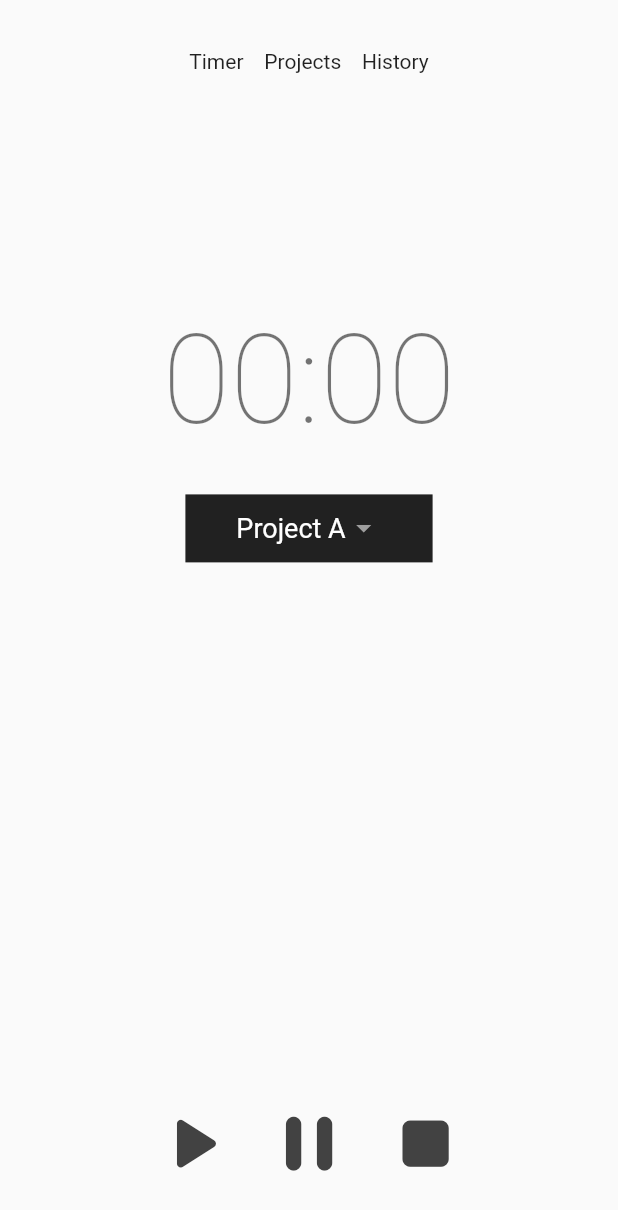
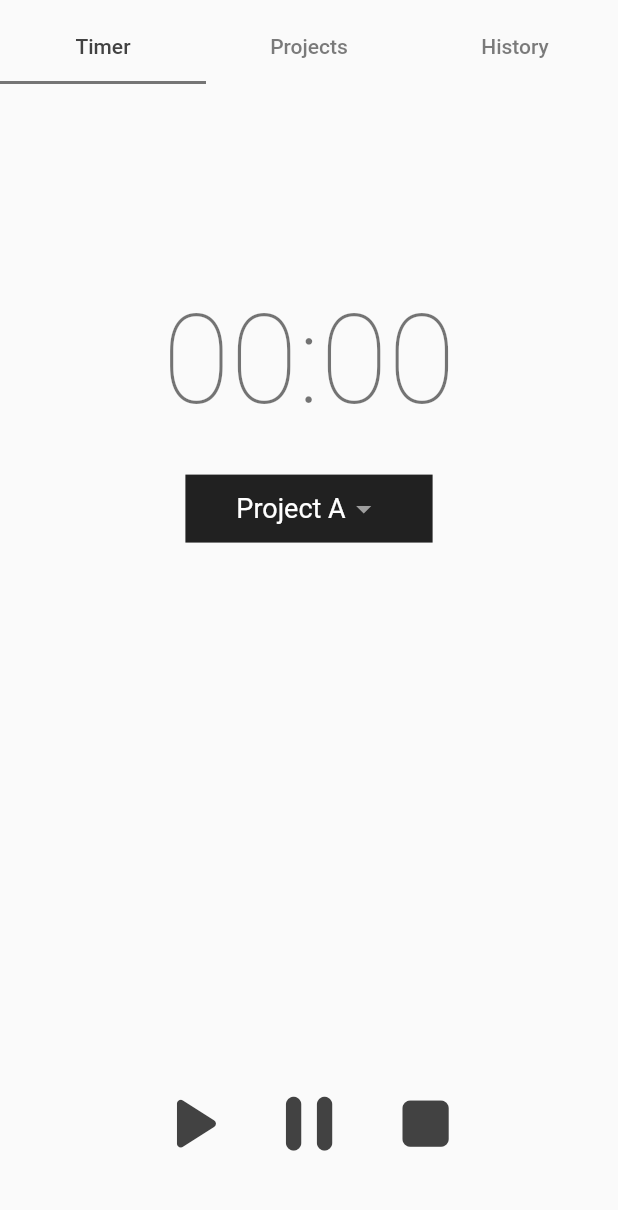
Before and after one commit to pp7rd/worktimer, a Flutter app: the screen it shows after launch, on a phone screen of 412 x 824 dp. Shown: the top 1210 px of the screen. Run offline on Flutter 3.47's test engine with Material 2 defaults, Android fonts, the phone set to English and light mode, and no system bars; our stand-ins replace google_fonts; missing offline and left inert: dart:ffi; Roboto replaces fonts that are missing (Georgia, TextStyle).

Commit message:
Change to tabbed app

```diff
--- a/lib/main.dart
+++ b/lib/main.dart
@@ -4,18 +4,10 @@ import 'package:google_fonts/google_fonts.dart';
 
 // This project
 import 'package:worktimer/styles/sizes.dart';
+import './pages/timer/timer.dart';
 
 void main() {
   runApp(MyApp());
-}
-
-String formatTime(int milliseconds) {
-  var secs = milliseconds ~/ 1000;
-  var hours = (secs ~/ 3600).toString().padLeft(2, '0');
-  var minutes = ((secs % 3600) ~/ 60).toString().padLeft(2, '0');
-  //var seconds = (secs % 60).toString().padLeft(2, '0');
-
-  return "$hours:$minutes";
 }
 
 class MyApp extends StatelessWidget {
@@ -60,177 +52,39 @@ class MyHomePage extends StatefulWidget {
 }
 
 class _MyHomePageState extends State<MyHomePage> {
-  Stopwatch _stopwatch;
-  Timer _timer;
-
-  @override
-  void initState() {
-    super.initState();
-    _stopwatch = Stopwatch();
-    _timer = new Timer.periodic(new Duration(milliseconds: 30), (timer) {
-      setState(() {});
-    });
-  }
-
-  @override
-  void dispose() {
-    _timer.cancel();
-    super.dispose();
-  }
-
-  _startStopwatch() {
-    _stopwatch.start();
-  }
-
-  _pauseStopwatch() {
-    if (_stopwatch.isRunning) {
-      _stopwatch.stop();
-    }
-  }
-
-  _stopStopwatch() {
-    if (_stopwatch.isRunning) {
-      _stopwatch.stop();
-    }
-
-    _stopwatch.reset();
-  }
-
-  // Play icon
-  Widget playButton(BuildContext context) => IconButton(
-        icon: Icon(Icons.play_arrow_rounded),
-        color: Colors.grey.shade800,
-        onPressed: _startStopwatch,
-        iconSize: 0.075 * height(context),
-      );
-
-  // Pause icon
-  Widget pauseButton(BuildContext context) => IconButton(
-        icon: Icon(Icons.pause_rounded),
-        color: Colors.grey.shade800,
-        onPressed: _pauseStopwatch,
-        iconSize: 0.075 * height(context),
-      );
-
-  // Stop icon
-  Widget stopButton(BuildContext context) => IconButton(
-        icon: Icon(Icons.stop_rounded),
-        color: Colors.grey.shade800,
-        onPressed: _stopStopwatch,
-        iconSize: 0.075 * height(context),
-      );
-
-  // Tabs
-  Widget _nav(BuildContext context) => Container(
-        height: 0.1 * height(context),
-        //decoration: new BoxDecoration(
-        //  color: Colors.grey.shade200,
-        //),
-        child: Row(
-          mainAxisAlignment: MainAxisAlignment.center,
-          children: <Widget>[
-            Text("Timer    "),
-            Text("Projects    "),
-            Text("History")
-          ],
-        ),
-      );
-
-  // Time
-  Widget _time(BuildContext context) => Container(
-        height: 0.3 * height(context),
-        //decoration: new BoxDecoration(
-        //  color: Colors.grey.shade100,
-        //),
-        child: Row(
-          mainAxisAlignment: MainAxisAlignment.center,
-          children: <Widget>[
-            Column(
+  Widget _tabController(BuildContext context) => DefaultTabController(
+        length: 3,
+        child: Scaffold(
+          appBar: AppBar(
+            backgroundColor: Colors.grey.shade50,
+            elevation: 0,
+            flexibleSpace: new Column(
+              mainAxisAlignment: MainAxisAlignment.end,
               children: [
-                SizedBox(height: 0.15 * height(context), width: width(context)),
-                Text(
-                  formatTime(_stopwatch.elapsedMilliseconds),
-                  style: Theme.of(context).textTheme.headline1.merge(TextStyle(
-                        letterSpacing: 0.1,
-                        fontSize: 0.1 * height(context),
-                      )),
+                new TabBar(
+                  indicatorColor: Colors.grey.shade600,
+                  labelColor: Colors.grey.shade800,
+                  tabs: [
+                    new Tab(text: 'Timer'),
+                    new Tab(text: 'Projects'),
+                    new Tab(text: 'History'),
+                  ],
                 ),
               ],
             ),
-          ],
-        ),
-      );
-
-  String dropdownValue = 'Project A';
-
-  // Projects
-  Widget _projects(BuildContext context) => Container(
-      height: 0.45 * height(context),
-      //decoration: new BoxDecoration(
-      //  color: Colors.grey.shade300,
-      //),
-      alignment: Alignment.topCenter,
-      child: Row(
-        children: <Widget>[
-          SizedBox(
-              width: 0.3 * width(context), height: 0.055 * height(context)),
-          Container(
-              height: 0.055 * height(context),
-              width: 0.4 * width(context),
-              color: Colors.grey.shade900,
-              alignment: Alignment.center,
-              child: DropdownButton(
-                value: dropdownValue,
-                dropdownColor: Colors.grey.shade700,
-                style: const TextStyle(color: Colors.white, fontSize: 18),
-                onChanged: (String newValue) {
-                  setState(() {
-                    dropdownValue = newValue;
-                  });
-                },
-                iconEnabledColor: Colors.grey.shade500,
-                underline: Container(
-                  height: 2,
-                  color: Colors.grey.shade900,
-                ),
-                items: <String>['Project A', 'Project B', 'Project C']
-                    .map<DropdownMenuItem<String>>((String value) {
-                  return DropdownMenuItem<String>(
-                    value: value,
-                    child: Text(value),
-                  );
-                }).toList(),
-              )),
-        ],
-      ));
-
-  // Buttons
-  Widget _buttons(BuildContext context) => Container(
-        height: 0.15 * height(context),
-        child: Row(
-          mainAxisAlignment: MainAxisAlignment.center,
-          children: [
-            playButton(context),
-            pauseButton(context),
-            stopButton(context),
-          ],
+          ),
+          body: TabBarView(
+            children: [
+              TimerPage(),
+              Icon(Icons.directions_transit),
+              Icon(Icons.directions_bike),
+            ],
+          ),
         ),
       );
 
   @override
   Widget build(BuildContext context) {
-    return Scaffold(
-      body: Center(
-        child: Column(
-          mainAxisAlignment: MainAxisAlignment.center,
-          children: <Widget>[
-            _nav(context),
-            _time(context),
-            _projects(context),
-            _buttons(context),
-          ],
-        ),
-      ),
-    );
+    return _tabController(context);
   }
 }
--- /dev/null
+++ b/lib/pages/projects/mock-projects.dart
@@ -0,0 +1,5 @@
+var Projects = [
+  'Project A',
+  'Project B',
+  'Project C',
+];
--- /dev/null
+++ b/lib/pages/projects/project.dart
@@ -0,0 +1,4 @@
+// This project
+import 'dart:ffi';
+
+import 'mock-projects.dart';
--- /dev/null
+++ b/lib/pages/timer/timer.dart
@@ -0,0 +1,180 @@
+import 'dart:async';
+
+import 'package:flutter/cupertino.dart';
+import 'package:flutter/material.dart';
+
+// This project
+import '../../styles/sizes.dart';
+
+String formatTime(int milliseconds) {
+  var secs = milliseconds ~/ 1000;
+  var hours = (secs ~/ 3600).toString().padLeft(2, '0');
+  var minutes = ((secs % 3600) ~/ 60).toString().padLeft(2, '0');
+  var seconds = (secs % 60).toString().padLeft(2, '0');
+
+  return "$minutes:$seconds";
+}
+
+class TimerPage extends StatefulWidget {
+  @override
+  _TimerPage createState() => _TimerPage();
+}
+
+class _TimerPage extends State<TimerPage> {
+  Stopwatch _stopwatch;
+  Timer _timer;
+
+  @override
+  void initState() {
+    super.initState();
+    _stopwatch = Stopwatch();
+    _timer = new Timer.periodic(new Duration(milliseconds: 30), (timer) {
+      setState(() {});
+    });
+  }
+
+  @override
+  void dispose() {
+    _timer.cancel();
+    super.dispose();
+  }
+
+  _startStopwatch() {
+    _stopwatch.start();
+  }
+
+  _pauseStopwatch() {
+    if (_stopwatch.isRunning) {
+      _stopwatch.stop();
+    }
+  }
+
+  _stopStopwatch() {
+    if (_stopwatch.isRunning) {
+      _stopwatch.stop();
+    }
+
+    _stopwatch.reset();
+  }
+
+  // Play icon
+  Widget playButton(BuildContext context) => IconButton(
+        icon: Icon(Icons.play_arrow_rounded),
+        color: Colors.grey.shade800,
+        onPressed: _startStopwatch,
+        iconSize: 0.075 * height(context),
+      );
+
+  // Pause icon
+  Widget pauseButton(BuildContext context) => IconButton(
+        icon: Icon(Icons.pause_rounded),
+        color: Colors.grey.shade800,
+        onPressed: _pauseStopwatch,
+        iconSize: 0.075 * height(context),
+      );
+
+  // Stop icon
+  Widget stopButton(BuildContext context) => IconButton(
+        icon: Icon(Icons.stop_rounded),
+        color: Colors.grey.shade800,
+        onPressed: _stopStopwatch,
+        iconSize: 0.075 * height(context),
+      );
+
+  // Time
+  Widget _time(BuildContext context) => Container(
+        height: 0.3 * height(context),
+        //decoration: new BoxDecoration(
+        //  color: Colors.grey.shade100,
+        //),
+        child: Row(
+          mainAxisAlignment: MainAxisAlignment.center,
+          children: <Widget>[
+            Column(
+              children: [
+                SizedBox(height: 0.15 * height(context), width: width(context)),
+                Text(
+                  formatTime(_stopwatch.elapsedMilliseconds),
+                  style: Theme.of(context).textTheme.headline1.merge(TextStyle(
+                        letterSpacing: 0.1,
+                        fontSize: 0.1 * height(context),
+                      )),
+                ),
+              ],
+            ),
+          ],
+        ),
+      );
+
+  String dropdownValue = 'Project A';
+
+  // Projects
+  Widget _projects(BuildContext context) => Container(
+      height: 0.45 * height(context),
+      //decoration: new BoxDecoration(
+      //  color: Colors.grey.shade300,
+      //),
+      alignment: Alignment.topCenter,
+      child: Row(
+        children: <Widget>[
+          SizedBox(
+              width: 0.3 * width(context), height: 0.055 * height(context)),
+          Container(
+              height: 0.055 * height(context),
+              width: 0.4 * width(context),
+              color: Colors.grey.shade900,
+              alignment: Alignment.center,
+              child: DropdownButton(
+                value: dropdownValue,
+                dropdownColor: Colors.grey.shade700,
+                style: const TextStyle(color: Colors.white, fontSize: 18),
+                onChanged: (String newValue) {
+                  setState(() {
+                    dropdownValue = newValue;
+                  });
+                },
+                iconEnabledColor: Colors.grey.shade500,
+                underline: Container(
+                  height: 2,
+                  color: Colors.grey.shade900,
+                ),
+                items: <String>['Project A', 'Project B', 'Project C']
+                    .map<DropdownMenuItem<String>>((String value) {
+                  return DropdownMenuItem<String>(
+                    value: value,
+                    child: Text(value),
+                  );
+                }).toList(),
+              )),
+        ],
+      ));
+
+  // Buttons
+  Widget _buttons(BuildContext context) => Container(
+        height: 0.15 * height(context),
+        child: Row(
+          mainAxisAlignment: MainAxisAlignment.center,
+          children: [
+            playButton(context),
+            pauseButton(context),
+            stopButton(context),
+          ],
+        ),
+      );
+
+  @override
+  Widget build(BuildContext context) {
+    return Scaffold(
+      body: Center(
+        child: Column(
+          mainAxisAlignment: MainAxisAlignment.center,
+          children: <Widget>[
+            _time(context),
+            _projects(context),
+            _buttons(context),
+          ],
+        ),
+      ),
+    );
+  }
+}
```
